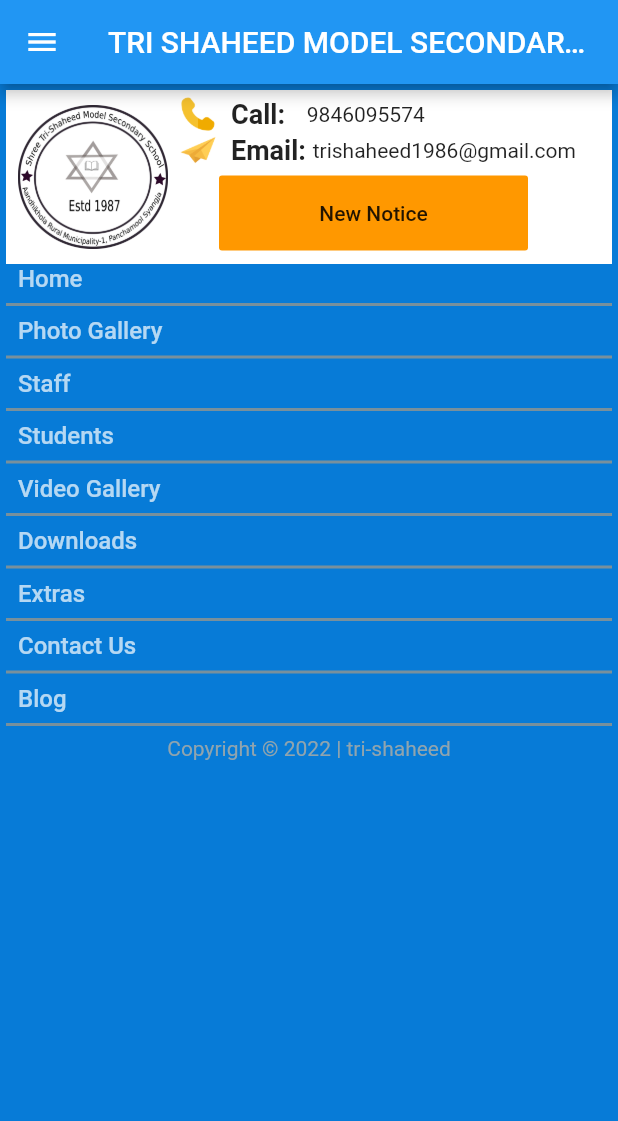
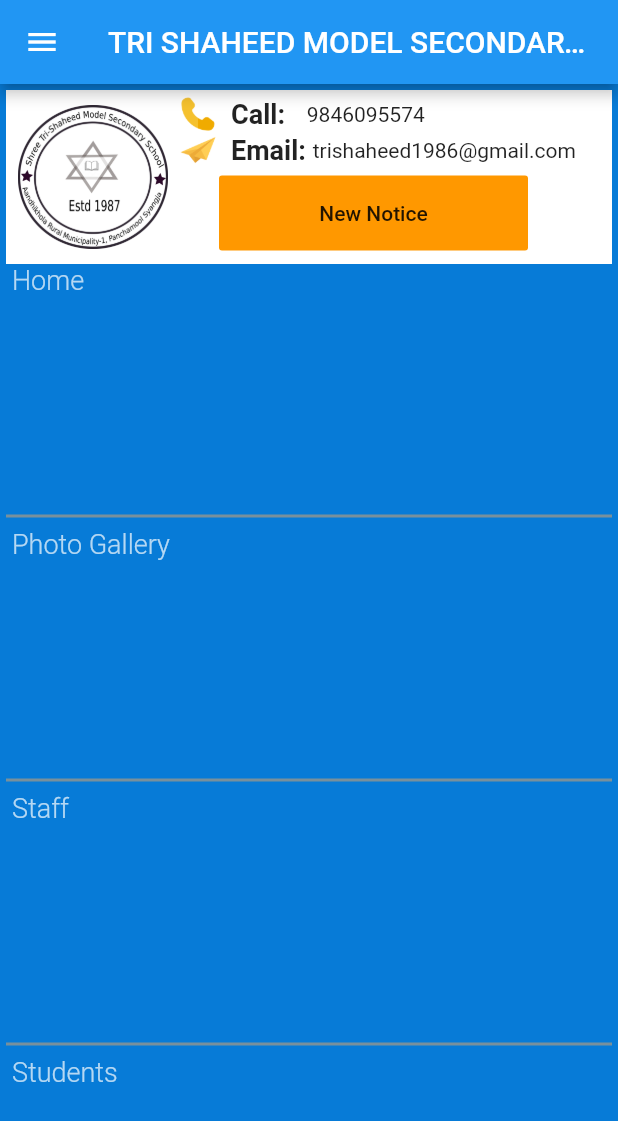
Before and after one commit to MohanDhakal/trishaheed-revamped, a Flutter app: the screen it shows after launch, after a tap on the "menu" icon, on a phone screen of 412 x 824 dp. Shown: the top 1121 px of the screen. Run offline on Flutter 3.47's test engine with Material 2 defaults, Android fonts, the phone set to English and light mode, and no system bars; drawn by our look-alikes of flutter_image_slideshow; our stand-ins replace carousel_slider, dartz, data_table_2, dio, responsive_framework, url_strategy; missing offline and left inert: file_saver, flutter_quill, webviewx; network calls fail.

Commit message:
Arrow up/down gesture added in homepage and staff detail page
Home Page Navbar design improved

```diff
--- a/lib/main.dart
+++ b/lib/main.dart
@@ -206,7 +206,7 @@ class MyAppRouterDelegate extends RouterDelegate<MyAppConfiguration>
                               title: Text("TRI SHAHEED MODEL SECONDARY SCHOOL"),
                             )
                           : PreferredSize(
-                              preferredSize: Size.fromHeight(170.0),
+                              preferredSize: Size.fromHeight(160.0),
                               child: AppBar(
                                 flexibleSpace: FixHeader(
                                   onNewNotice: (() {
@@ -218,8 +218,18 @@ class MyAppRouterDelegate extends RouterDelegate<MyAppConfiguration>
                                 bottom: TabBar(
                                   labelColor: Colors.red,
                                   unselectedLabelColor: Colors.grey,
+                                  splashBorderRadius: BorderRadius.circular(4),
                                   labelStyle: const TextStyle(
                                     fontWeight: FontWeight.bold,
+                                  ),
+                                  indicatorSize: TabBarIndicatorSize.tab,
+                                  indicator: BoxDecoration(
+                                    color: Colors.blueAccent,
+                                    borderRadius: BorderRadius.circular(4),
+                                    border: Border.all(
+                                      width: 8,
+                                      color: Colors.blue,
+                                    ),
                                   ),
                                   unselectedLabelStyle: const TextStyle(
                                     fontStyle: FontStyle.italic,
@@ -291,10 +301,12 @@ class MyAppRouterDelegate extends RouterDelegate<MyAppConfiguration>
                                                   atMenu =
                                                       MenuTag.values[index];
                                                 },
-                                                child: Padding(
-                                                  padding:
-                                                      const EdgeInsets.only(
-                                                          left: 8.0),
+                                                child: Container(
+                                                  padding: EdgeInsets.only(
+                                                    left: 4.0,
+                                                  ),
+                                                  height: Size.fromHeight(160.0)
+                                                      .height,
                                                   child: Text(
                                                     MenuIndex.names.values
                                                         .elementAt(index),
--- a/lib/pages/home_page.dart
+++ b/lib/pages/home_page.dart
@@ -335,9 +335,7 @@ class _HomePageState extends State<HomePage> {
                                 borderRadius: BorderRadius.circular(
                                     8.0), // Adjust the border radius as needed
                               ),
-                              child: StudentSaying(
-                                height: size.height * 0.4,
-                              ),
+                              child: StudentSaying(height: size.height * 0.4),
                             ),
                           ),
                         ],
--- a/lib/utilities/textstyles.dart
+++ b/lib/utilities/textstyles.dart
@@ -2,9 +2,9 @@ import 'package:flutter/material.dart';
 
 class CustomTextStyle {
   static TextStyle? menu(BuildContext context) {
-    return Theme.of(context).textTheme.titleMedium?.copyWith(
-          fontSize: 16,
-          fontWeight: FontWeight.w500,
+    return Theme.of(context).textTheme.bodyMedium?.copyWith(
+          fontSize: 18,
+          fontWeight: FontWeight.w300,
           color: Colors.white70,
         );
   }
```
